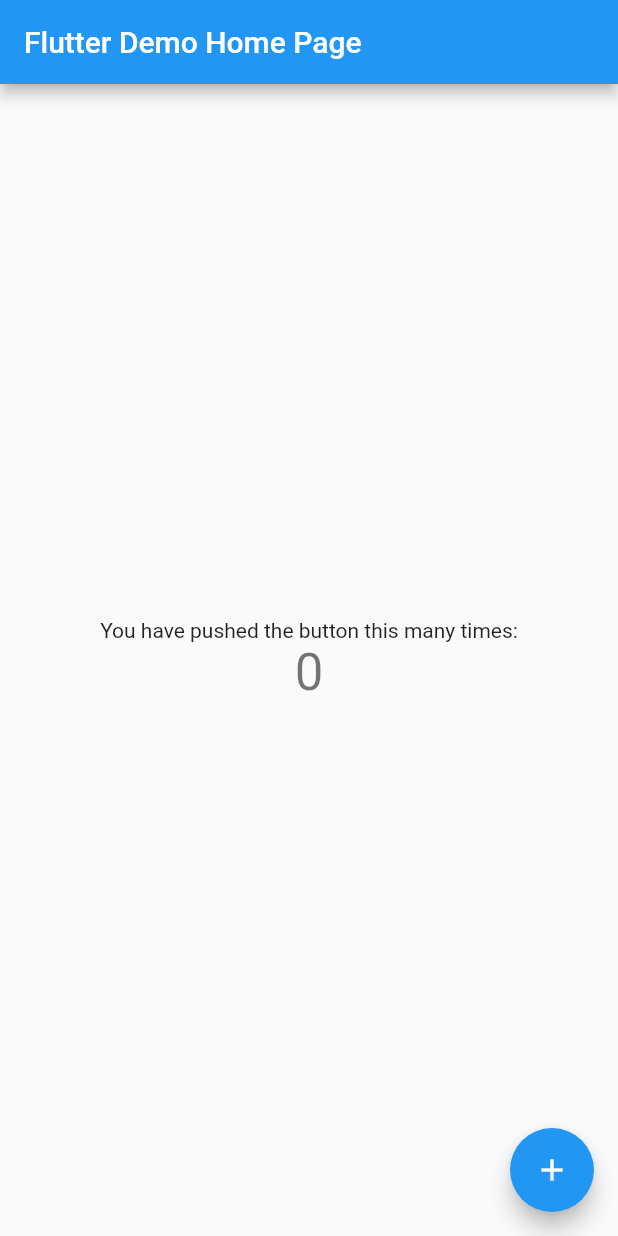
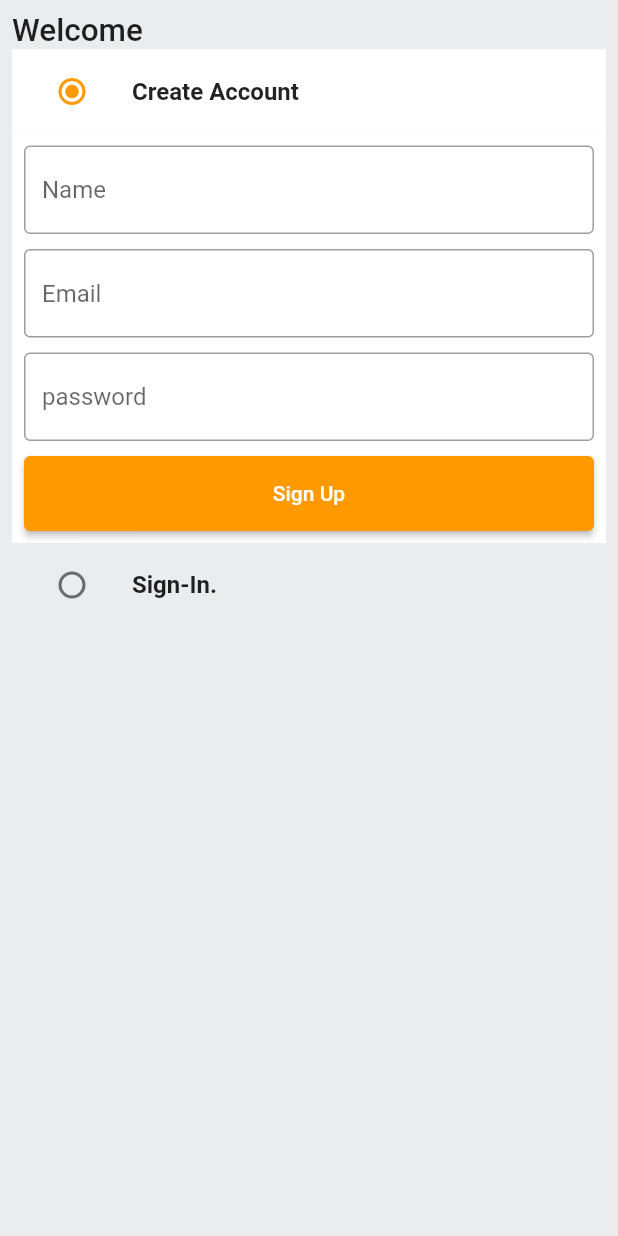
Before and after one commit to dipeshgoyal99/a, a Flutter app: the screen it shows after launch, on a phone screen of 412 x 824 dp. Run offline on Flutter 3.47's test engine with Material 2 defaults, Android fonts, the phone set to English and light mode, and no system bars.

```diff
--- /dev/null
+++ b/lib/common/widgets/custom_button.dart
@@ -0,0 +1,24 @@
+import 'package:flutter/material.dart';
+class CustomButton extends StatelessWidget {
+final String text;
+final VoidCallback onTab;
+
+  const CustomButton({
+    Key? key,
+    required this.text,
+    required this.onTab,
+    }) : super(key: key);
+
+  @override
+  Widget build(BuildContext context) {
+    return ElevatedButton(
+      child: Text(text,),
+      onPressed: onTab,
+
+      style: ElevatedButton.styleFrom(
+        minimumSize: const Size(double.infinity,50),
+
+      ),
+    );
+  }
+}
--- /dev/null
+++ b/lib/common/widgets/custom_textfield.dart
@@ -0,0 +1,27 @@
+import 'package:flutter/material.dart';
+class CustomTextField extends StatelessWidget {
+  final TextEditingController controller;
+  final String hintText;
+  const CustomTextField({
+    Key? key,
+     required this.controller,
+     required this.hintText,
+     }) : super(key: key);
+
+  @override
+  Widget build(BuildContext context) {
+    return TextFormField(
+      controller: controller,
+      decoration: InputDecoration(
+        hintText: hintText,
+        border: const OutlineInputBorder(
+          borderSide: BorderSide(
+            color: Colors.black38,
+          ),
+        ),
+
+      ),
+      validator: (val) {},
+    );
+  }
+}
--- /dev/null
+++ b/lib/features/auth/screens/auth_screen.dart
@@ -0,0 +1,153 @@
+import 'package:amazon_clone_app/common/widgets/custom_button.dart';
+import 'package:amazon_clone_app/common/widgets/custom_textfield.dart';
+import 'package:amazon_clone_app/constants/global_variable.dart';
+import 'package:flutter/material.dart';
+enum Auth{
+  signin,
+  signup,
+}
+
+class AuthScreen extends StatefulWidget {
+static const String routeName = '/auth-screen';
+const AuthScreen({Key? key}) : super(key: key);
+
+@override
+State<AuthScreen> createState() => _AuthScreenState();
+}
+
+class _AuthScreenState extends State<AuthScreen> {
+  Auth _auth = Auth.signup;
+  final _signUpFormKey = GlobalKey<FormState>();
+   final _signInFormKey = GlobalKey<FormState>();
+
+   final TextEditingController _emailController = TextEditingController();
+    final TextEditingController _passwordController = TextEditingController();
+     final TextEditingController _nameController = TextEditingController();
+     @override
+     void dispose() {
+      super.dispose();
+      _emailController.dispose();
+       _passwordController.dispose();
+       _nameController.dispose();
+     }
+  @override
+  Widget build(BuildContext context) {
+    return Scaffold(
+      backgroundColor: GlobalVariables.greyBackgroundCOlor,
+      body: SafeArea(
+        child: Padding(
+          padding: const EdgeInsets.all(8.0),
+        child: Column(
+          crossAxisAlignment: CrossAxisAlignment.start,
+          children: [
+          const Text('Welcome',
+          style: TextStyle(
+            fontWeight: FontWeight.w500,
+            fontSize: 21,
+          ),
+
+        ),
+        ListTile(
+          tileColor: _auth == Auth.signup
+           ? GlobalVariables.backgroundColor
+           : GlobalVariables.greyBackgroundCOlor,
+          title: const Text(
+            'Create Account',
+            style: TextStyle(
+              fontWeight: FontWeight.bold,
+            ),
+          ),
+          leading: Radio(
+            activeColor: GlobalVariables.secondaryColor,
+            value: Auth.signup,
+            groupValue: _auth,
+            onChanged: (Auth? val) {
+              setState(() {
+              _auth = val!;
+              });
+            }
+          ),
+        ),
+        if(_auth == Auth.signup)
+          Container(
+            padding: const EdgeInsets.all(8),
+            color: GlobalVariables.backgroundColor,
+            child: Form(
+              key: _signUpFormKey,
+              child: Column(
+                children: [
+                    CustomTextField(
+                    controller: _nameController,
+                  hintText: 'Name',
+                  ),
+                  const SizedBox(height: 10),
+                  CustomTextField(
+                    controller: _emailController,
+                  hintText: 'Email',
+                  ),
+                  const SizedBox(height: 10),
+                  CustomTextField(
+                    controller: _passwordController,
+                  hintText: 'password',
+                  ),
+                  const SizedBox(height: 10),
+                  CustomButton(text: 'Sign Up',
+                   onTab: () {},
+                   )
+                ],
+                ),
+            ),
+          ),
+          ListTile(
+              tileColor: _auth == Auth.signin
+           ? GlobalVariables.backgroundColor
+           : GlobalVariables.greyBackgroundCOlor,
+          title: const Text(
+            'Sign-In.',
+            style: TextStyle(
+              fontWeight: FontWeight.bold,
+            ),
+          ),
+          leading: Radio(
+            activeColor: GlobalVariables.secondaryColor,
+            value: Auth.signin,
+            groupValue: _auth,
+            onChanged: (Auth? val) {
+              setState(() {
+              _auth = val!;
+              });
+            }
+          ),
+        ),
+         if(_auth == Auth.signin)
+          Container(
+            padding: const EdgeInsets.all(8),
+            color: GlobalVariables.backgroundColor,
+            child: Form(
+              key: _signInFormKey,
+              child: Column(
+                children: [
+                  CustomTextField(
+                    controller: _emailController,
+                  hintText: 'Email',
+                  ),
+                  const SizedBox(height: 10),
+                  CustomTextField(
+                    controller: _passwordController,
+                  hintText: 'password',
+                  ),
+                  const SizedBox(height: 10),
+                  CustomButton(text: 'Sign In',
+                   onTab: () {},
+                   )
+                ],
+                ),
+            ),
+          ),
+      ],
+     ),
+   ),
+ ),
+);
+}
+}
--- a/lib/main.dart
+++ b/lib/main.dart
@@ -1,4 +1,7 @@
 import 'package:flutter/material.dart';
+import 'package:amazon_clone_app/constants/global_variable.dart';
+import 'package:amazon_clone_app/features/auth/screens/auth_screen.dart';
+import 'package:amazon_clone_app/router.dart';
 
 void main() {
   runApp(const MyApp());
@@ -7,70 +10,24 @@ void main() {
 class MyApp extends StatelessWidget {
   const MyApp({super.key});
 
-
   @override
   Widget build(BuildContext context) {
     return MaterialApp(
-      title: 'Amazon Clone App',
+      title: 'MKG Clone',
       theme: ThemeData(
-
-        primarySwatch: Colors.blue,
-      ),
-      home: const MyHomePage(title: 'Flutter Demo Home Page'),
+       scaffoldBackgroundColor: GlobalVariables.backgroundColor,
+       colorScheme: const ColorScheme.light(
+        primary: GlobalVariables.secondaryColor,
+       ),
+       appBarTheme: const AppBarTheme(
+        elevation: 0,
+        iconTheme: IconThemeData(
+          color: Colors.black,
+           ),
+          ),
+        ),
+      onGenerateRoute: (settings) => generateRoute(settings),
+      home: const AuthScreen(),
     );
   }
 }
-
-class MyHomePage extends StatefulWidget {
-  const MyHomePage({super.key, required this.title});
-
-
-
-  final String title;
-
-  @override
-  State<MyHomePage> createState() => _MyHomePageState();
-}
-
-class _MyHomePageState extends State<MyHomePage> {
-  int _counter = 0;
-
-  void _incrementCounter() {
-    setState(() {
-
-      _counter++;
-    });
-  }
-
-  @override
-  Widget build(BuildContext context) {
-
-    return Scaffold(
-      appBar: AppBar(
-
-        title: Text(widget.title),
-      ),
-      body: Center(
-
-        child: Column(
-
-          mainAxisAlignment: MainAxisAlignment.center,
-          children: <Widget>[
-            const Text(
-              'You have pushed the button this many times:',
-            ),
-            Text(
-              '$_counter',
-              style: Theme.of(context).textTheme.headline4,
-            ),
-          ],
-        ),
-      ),
-      floatingActionButton: FloatingActionButton(
-        onPressed: _incrementCounter,
-        tooltip: 'Increment',
-        child: const Icon(Icons.add),
-      ),
-    );
-  }
-}
--- /dev/null
+++ b/lib/router.dart
@@ -0,0 +1,19 @@
+import 'package:flutter/material.dart';
+import 'package:amazon_clone_app/features/auth/screens/auth_screen.dart';
+Route<dynamic> generateRoute(RouteSettings routeSettings) {
+  switch (routeSettings.name) {
+    case AuthScreen.routeName:
+      return MaterialPageRoute(
+        settings: routeSettings,
+        builder: (_) => const AuthScreen(),
+      );
+      default:
+      return MaterialPageRoute(
+        settings: routeSettings,
+        builder: (_) => const Scaffold(
+          body: Center(
+            child: Text('Screen does not Exist')
+            ),
+        ) );
+  }
+}
```
Also changed, not shown: lib/constants/global_variable.dart (renamed from lib/constant/global_variable.dart).
